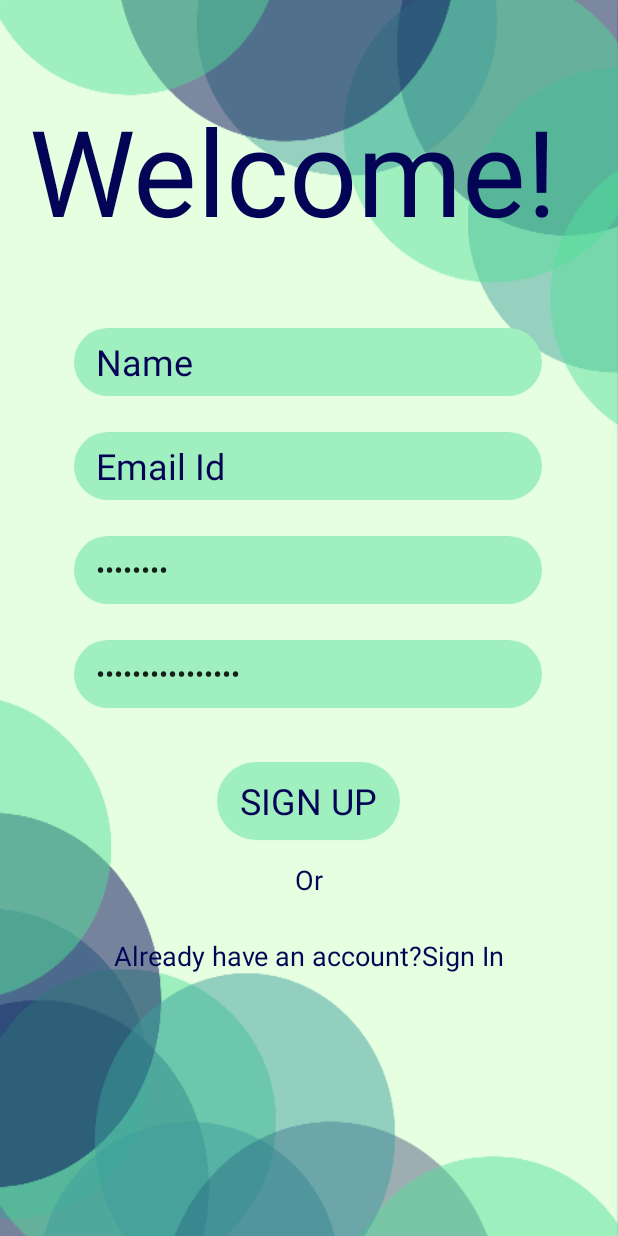
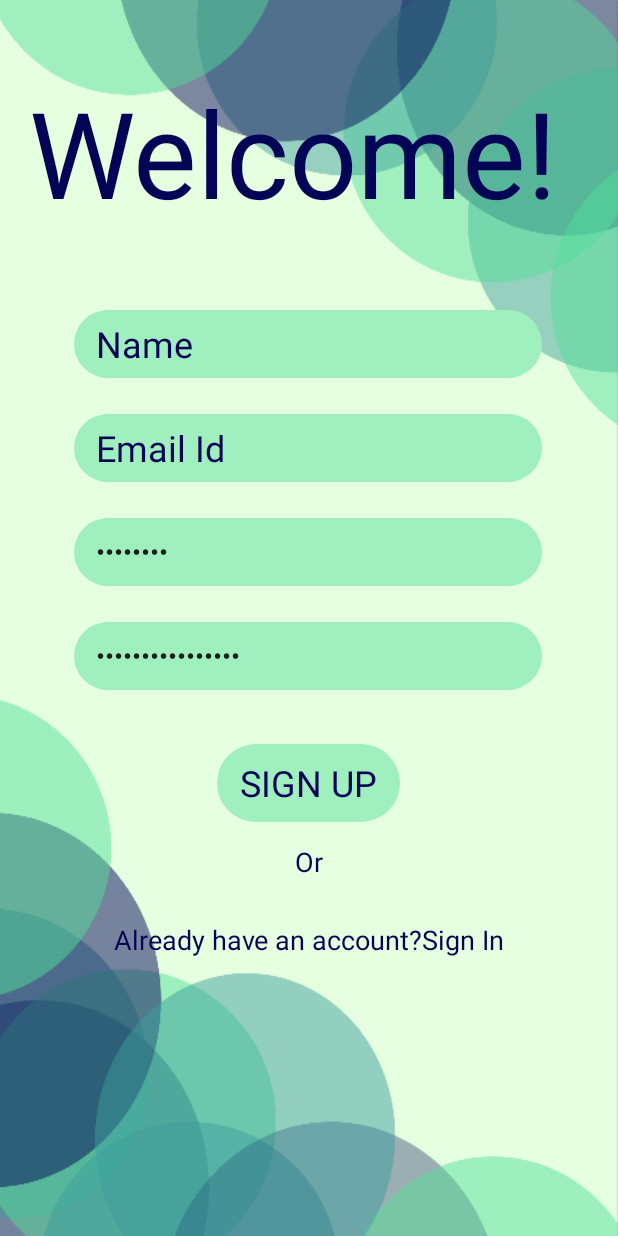
Before and after one commit to ranveerraj248/Chetna_Mart, an Android app: the screen it shows after launch (RegisterActivity), on a phone screen of 412 x 824 dp. Run offline under Robolectric (Android 15) with nearby library versions, the phone set to English and light mode, and no system bars; Roboto replaces fonts that are not available here; 1 statement that could not run was skipped.

Commit message:
Sign Up page Complete full update

```diff
--- a/app/src/main/java/com/example/chetnamart/SignInFragment.java
+++ b/app/src/main/java/com/example/chetnamart/SignInFragment.java
@@ -27,6 +27,8 @@ public class SignInFragment extends Fragment {
     public SignInFragment() {
         // Required empty public constructor
     }
+
+
 
     /**
      * Use this factory method to create a new instance of
--- a/app/src/main/res/layout/activity_register.xml
+++ b/app/src/main/res/layout/activity_register.xml
@@ -100,7 +100,7 @@
             android:id="@+id/textView"
             android:layout_width="wrap_content"
             android:layout_height="wrap_content"
-            android:layout_marginTop="60dp"
+            android:layout_marginTop="48dp"
             android:fontFamily="@font/aladin"
             android:text="@string/tvWelcome"
             android:textColor="@color/royalBlue"
--- a/app/src/main/res/layout/fragment_sign_up.xml
+++ b/app/src/main/res/layout/fragment_sign_up.xml
@@ -99,7 +99,7 @@
             android:id="@+id/textView"
             android:layout_width="wrap_content"
             android:layout_height="wrap_content"
-            android:layout_marginTop="60dp"
+            android:layout_marginTop="48dp"
             android:fontFamily="@font/aladin"
             android:text="@string/tvWelcome"
             android:textColor="@color/royalBlue"
```
